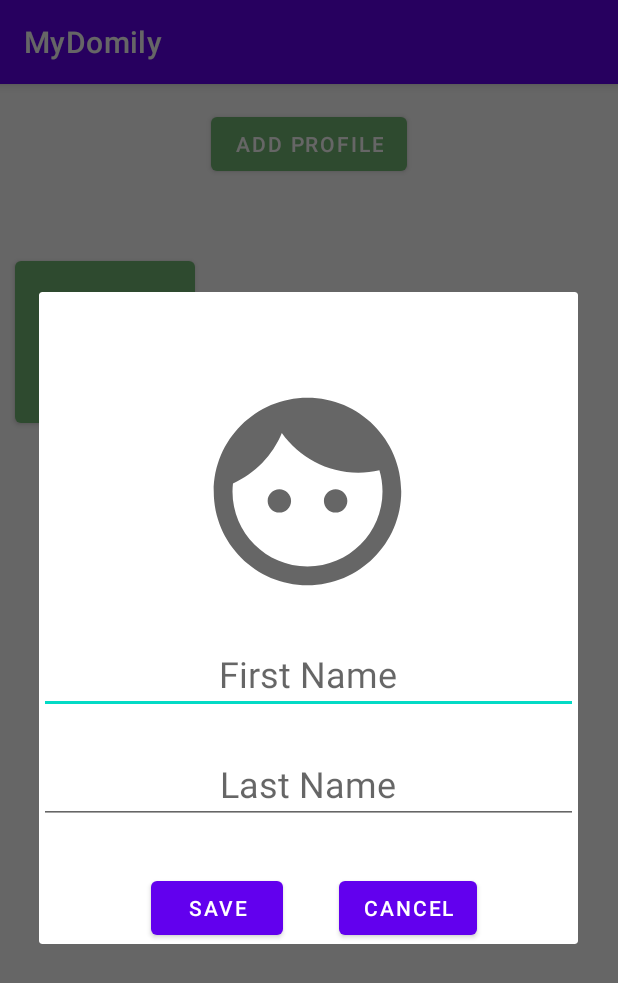
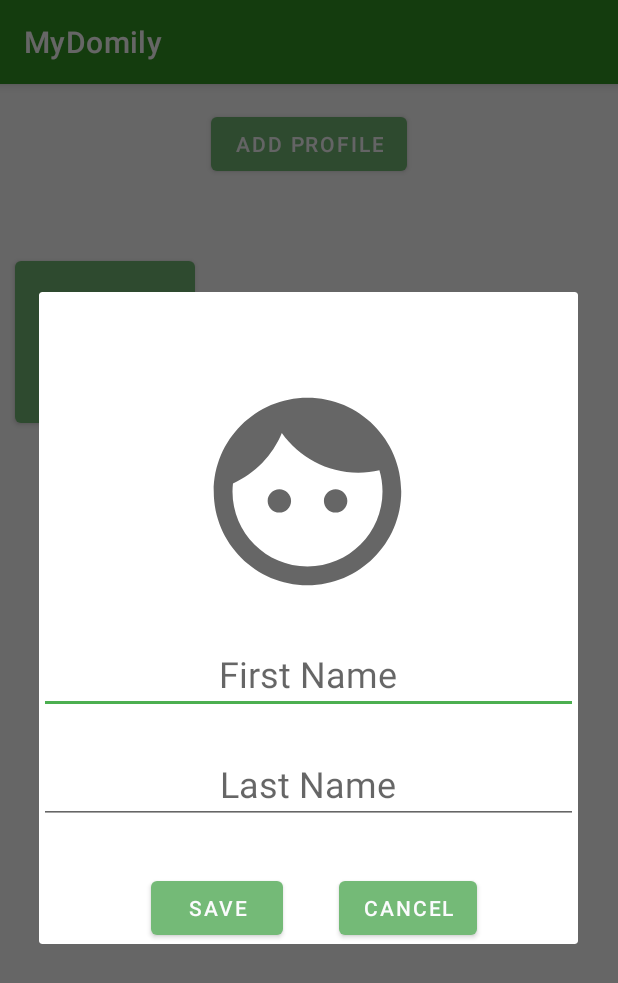
Before and after one commit to gavinrcodenext/MyDomilyApp, an Android app: the ProfilePageActivity screen opened directly, with no data from a screen before it, after a tap on "ADD PROFILE", on a phone screen of 412 x 824 dp. Shown: the top 983 px of the screen. Run offline under Robolectric (Android 15) with nearby library versions, the phone set to English and light mode, and no system bars.

Commit message:
Theme Colors

```diff
--- a/app/src/main/res/layout/activity_profile_page.xml
+++ b/app/src/main/res/layout/activity_profile_page.xml
@@ -26,6 +26,7 @@
         android:layout_height="120dp"
         android:layout_marginTop="48dp"
         android:visibility="invisible"
+        app:backgroundTint="#74BA77"
         app:layout_constraintEnd_toEndOf="parent"
         app:layout_constraintHorizontal_bias="0.501"
         app:layout_constraintStart_toStartOf="parent"
@@ -60,6 +61,7 @@
         android:layout_marginEnd="10dp"
         android:layout_marginRight="10dp"
         android:visibility="invisible"
+        app:backgroundTint="#74BA77"
         app:layout_constraintEnd_toEndOf="parent"
         app:layout_constraintTop_toBottomOf="@+id/kid_profile_two" />
 
@@ -92,6 +94,7 @@
         android:layout_height="120dp"
         android:layout_marginTop="48dp"
         android:visibility="invisible"
+        app:backgroundTint="#74BA77"
         app:layout_constraintEnd_toEndOf="parent"
         app:layout_constraintStart_toStartOf="parent"
         app:layout_constraintTop_toBottomOf="@+id/add_profile_button" />
@@ -104,6 +107,7 @@
         android:layout_marginLeft="10dp"
         android:layout_marginTop="48dp"
         android:visibility="invisible"
+        app:backgroundTint="#74BA77"
         app:layout_constraintStart_toStartOf="parent"
         app:layout_constraintTop_toBottomOf="@+id/parent_profile_button" />
 
@@ -115,6 +119,7 @@
         android:layout_marginEnd="10dp"
         android:layout_marginRight="10dp"
         android:visibility="invisible"
+        app:backgroundTint="#74BA77"
         app:layout_constraintEnd_toEndOf="parent"
         app:layout_constraintTop_toBottomOf="@+id/add_profile_button" />
 
--- a/app/src/main/res/layout/popup.xml
+++ b/app/src/main/res/layout/popup.xml
@@ -47,24 +47,25 @@
 
     <Button
         android:id="@+id/saveButton"
-        android:text="Save"
         android:layout_width="wrap_content"
         android:layout_height="wrap_content"
         android:layout_marginTop="32dp"
+        android:text="Save"
+        app:backgroundTint="#74BA77"
         app:layout_constraintBottom_toBottomOf="parent"
         app:layout_constraintEnd_toEndOf="parent"
         app:layout_constraintHorizontal_bias="0.275"
         app:layout_constraintStart_toStartOf="parent"
         app:layout_constraintTop_toBottomOf="@+id/newprofilepopup_lastname"
-        app:layout_constraintVertical_bias="0.48"
-        />
+        app:layout_constraintVertical_bias="0.48" />
 
     <Button
         android:id="@+id/cancelButton"
-        android:text="Cancel"
         android:layout_width="wrap_content"
         android:layout_height="wrap_content"
         android:layout_marginTop="32dp"
+        android:text="Cancel"
+        app:backgroundTint="#74BA77"
         app:layout_constraintBottom_toBottomOf="parent"
         app:layout_constraintEnd_toEndOf="parent"
         app:layout_constraintHorizontal_bias="0.749"
--- a/app/src/main/res/values-night/themes.xml
+++ b/app/src/main/res/values-night/themes.xml
@@ -2,15 +2,15 @@
     <!-- Base application theme. -->
     <style name="Theme.MyDomily" parent="Theme.MaterialComponents.DayNight.DarkActionBar">
         <!-- Primary brand color. -->
-        <item name="colorPrimary">@color/purple_200</item>
-        <item name="colorPrimaryVariant">@color/purple_700</item>
-        <item name="colorOnPrimary">@color/black</item>
+        <item name="colorPrimary">@color/green</item>
+        <item name="colorPrimaryVariant">@color/lightgreen</item>
+        <item name="colorOnPrimary">@color/white</item>
         <!-- Secondary brand color. -->
-        <item name="colorSecondary">@color/teal_200</item>
-        <item name="colorSecondaryVariant">@color/teal_200</item>
+        <item name="colorSecondary">@color/red</item>
+        <item name="colorSecondaryVariant">@color/purple</item>
         <item name="colorOnSecondary">@color/black</item>
         <!-- Status bar color. -->
-        <item name="android:statusBarColor" tools:targetApi="l">?attr/colorPrimaryVariant</item>
+        <item name="android:statusBarColor" tools:targetApi="l">?attr/colorPrimary</item>
         <!-- Customize your theme here. -->
     </style>
 </resources>
--- a/app/src/main/res/values/colors.xml
+++ b/app/src/main/res/values/colors.xml
@@ -1,10 +1,9 @@
 <?xml version="1.0" encoding="utf-8"?>
 <resources>
-    <color name="purple_200">#FFBB86FC</color>
-    <color name="purple_500">#FF6200EE</color>
-    <color name="purple_700">#FF3700B3</color>
-    <color name="teal_200">#FF03DAC5</color>
-    <color name="teal_700">#FF018786</color>
-    <color name="black">#FF000000</color>
-    <color name="white">#FFFFFFFF</color>
+    <color name="green">#339722</color>
+    <color name="lightgreen">#4FA552</color>
+    <color name="white">#FBFBFD</color>
+    <color name="red">#4CAF50</color>
+    <color name="purple">#FF000000</color>
+    <color name="black">#171414</color>
 </resources>
--- a/app/src/main/res/values/themes.xml
+++ b/app/src/main/res/values/themes.xml
@@ -2,15 +2,15 @@
     <!-- Base application theme. -->
     <style name="Theme.MyDomily" parent="Theme.MaterialComponents.DayNight.DarkActionBar">
         <!-- Primary brand color. -->
-        <item name="colorPrimary">@color/purple_500</item>
-        <item name="colorPrimaryVariant">@color/purple_700</item>
+        <item name="colorPrimary">@color/green</item>
+        <item name="colorPrimaryVariant">@color/lightgreen</item>
         <item name="colorOnPrimary">@color/white</item>
         <!-- Secondary brand color. -->
-        <item name="colorSecondary">@color/teal_200</item>
-        <item name="colorSecondaryVariant">@color/teal_700</item>
+        <item name="colorSecondary">@color/red</item>
+        <item name="colorSecondaryVariant">@color/purple</item>
         <item name="colorOnSecondary">@color/black</item>
         <!-- Status bar color. -->
-        <item name="android:statusBarColor" tools:targetApi="l">?attr/colorPrimaryVariant</item>
+        <item name="android:statusBarColor" tools:targetApi="l">?attr/colorPrimary</item>
         <!-- Customize your theme here. -->
     </style>
 </resources>
```
